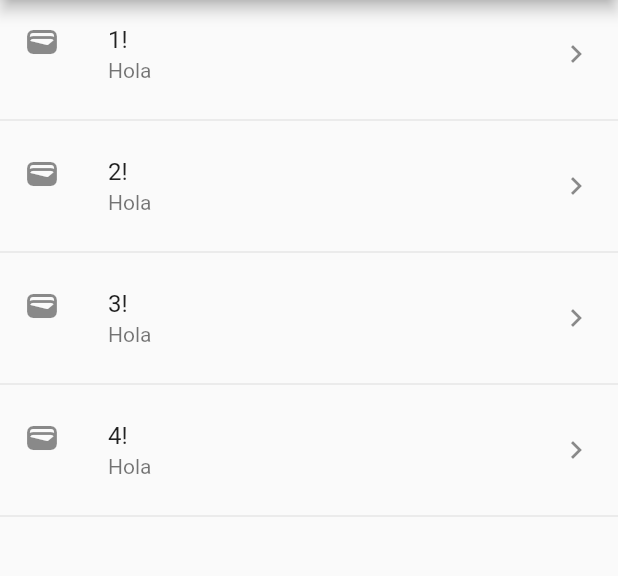
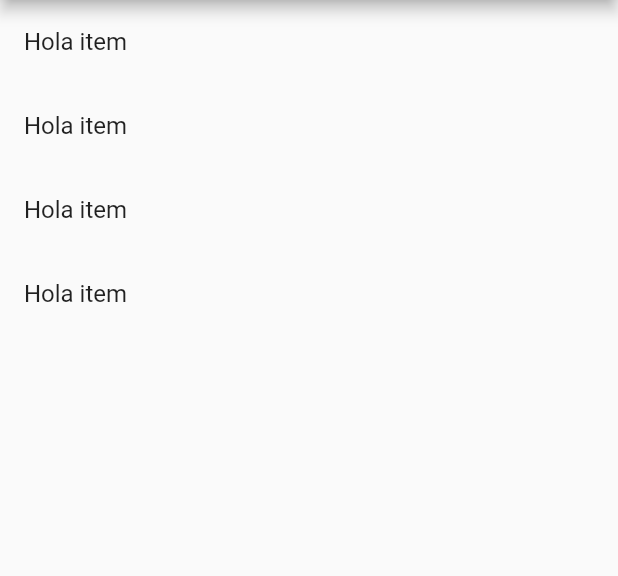
Before and after one commit to SPablo2191/LaboratoryOfComponents, a Flutter app: the screen it shows after launch, on a phone screen of 412 x 824 dp, the part 84-660 px from its top. Run offline on Flutter 3.47's test engine with Material 2 defaults, Android fonts, the light colour scheme and no system bars.

Commit message:
feat: homePage added

```diff
--- a/lib/main.dart
+++ b/lib/main.dart
@@ -1,4 +1,4 @@
-import 'package:components_lab/src/pages/home_temp.dart';
+import 'package:components_lab/src/pages/home_page.dart';
 import 'package:flutter/material.dart';
 
 void main() => runApp(const MyApp());
@@ -10,7 +10,7 @@ class MyApp extends StatelessWidget {
   Widget build(BuildContext context) {
     return MaterialApp(
       title: 'Laboratory of components',
-      home: HomePageTemp(),
+      home: HomePage(),
       debugShowCheckedModeBanner: false,
     );
   }
--- /dev/null
+++ b/lib/src/pages/home_page.dart
@@ -0,0 +1,38 @@
+import 'package:flutter/material.dart';
+
+class HomePage extends StatelessWidget {
+  const HomePage({super.key});
+
+  @override
+  Widget build(BuildContext context) {
+    return Scaffold(
+      appBar: AppBar(
+        title: Text('Laboratory of Components'),
+      ),
+      body: _getList(),
+    );
+  }
+
+  Widget _getList() {
+    return ListView(
+      children: _getItemsList(),
+    );
+  }
+
+  List<Widget> _getItemsList() {
+    return [
+      ListTile(
+        title: Text('Hola item'),
+      ),
+      ListTile(
+        title: Text('Hola item'),
+      ),
+      ListTile(
+        title: Text('Hola item'),
+      ),
+      ListTile(
+        title: Text('Hola item'),
+      ),
+    ];
+  }
+}
```
